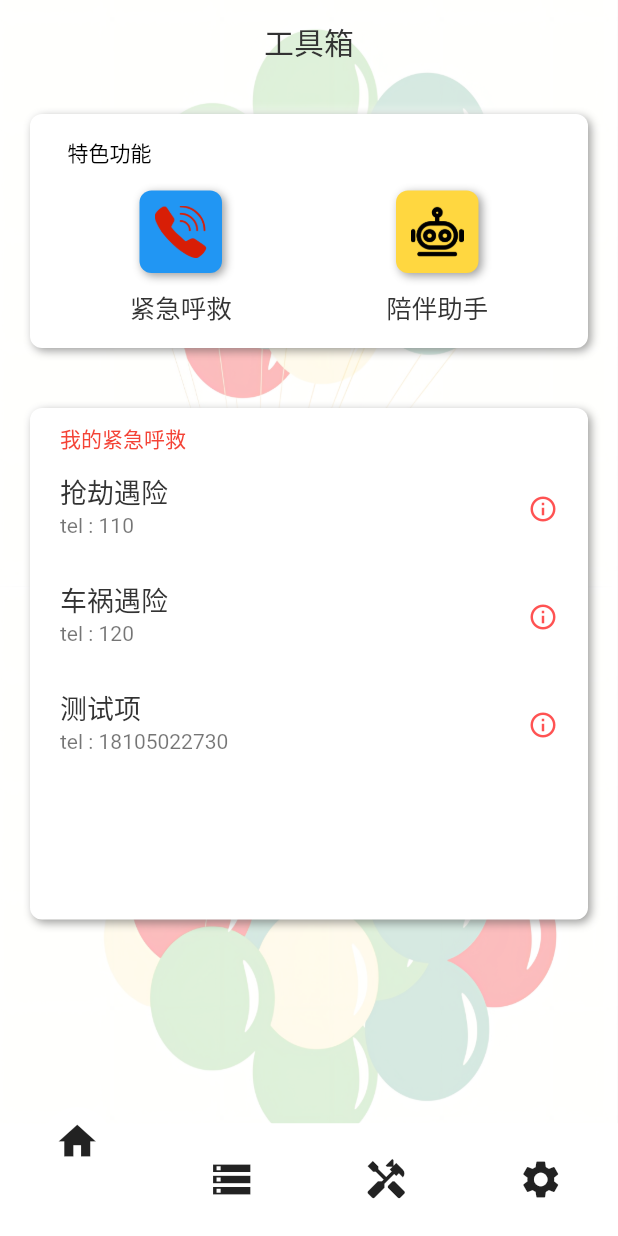
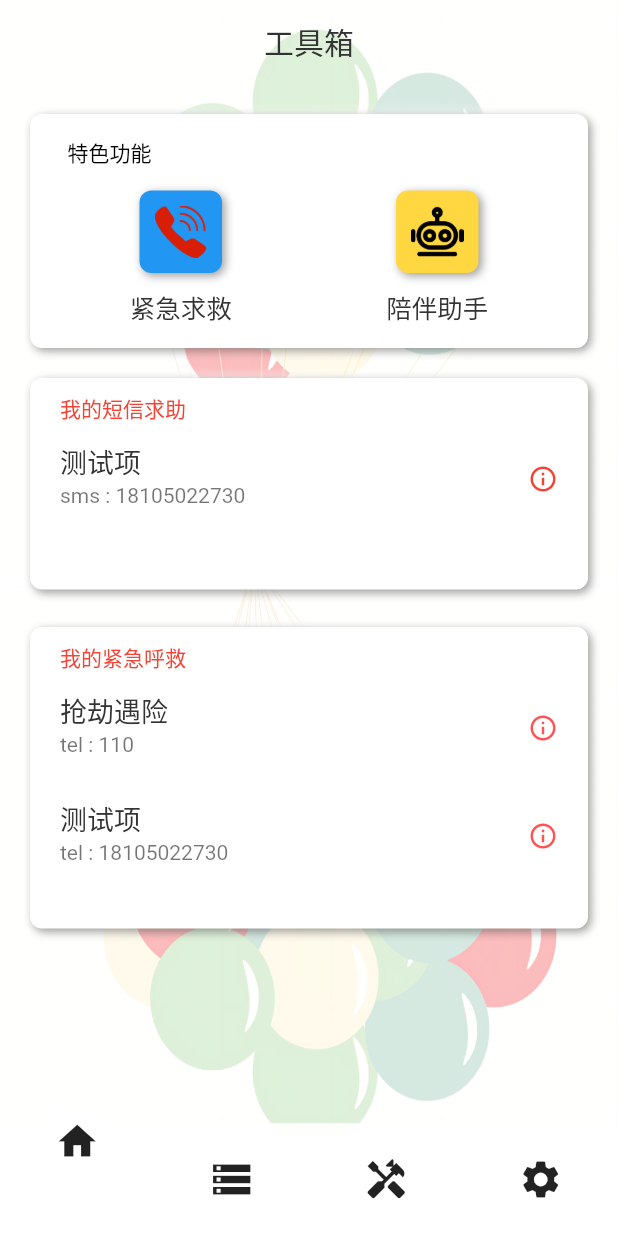
Before and after one commit to wenzhaoabc/sign_language_translate_flutter, a Flutter app: the screen it shows after launch, swiped to page 3, on a phone screen of 412 x 824 dp. Run offline on Flutter 3.47's test engine with Material 2 defaults, Android fonts, the phone set to English and light mode, and no system bars; drawn by our look-alikes of curved_navigation_bar, flutter_neumorphic, flutter_slidable; our stand-ins replace animated_text_kit, audio_service, camera, card_swiper, cookie_jar, dio and 15 more; missing offline and left inert: appinio_video_player, audio_session, dart:ffi, flutter_nb_net, flutter_sms, flutter_sound and 4 more; accounts and stored records are empty; network calls fail.

Commit message:
end: finich the project

```diff
--- a/lib/net/DataModel.dart
+++ b/lib/net/DataModel.dart
@@ -105,6 +105,24 @@ class SOSItem {
   }
 }
 
+class SMSItem {
+  late final String title;
+  late final String content;
+  late final String to;
+
+  SMSItem(this.title, this.content, this.to);
+
+  SMSItem.fromJson(Map<String, dynamic> json)
+      : title = json['title'],
+        content = json['content'],
+        to = json['to'];
+
+  @override
+  String toString() {
+    return '{"title":"$title","to":"$to","content":"$content"}';
+  }
+}
+
 class NewsItem {
   late int id;
   late String title;
--- a/lib/provider/AppProvider.dart
+++ b/lib/provider/AppProvider.dart
@@ -27,6 +27,7 @@ class AppProvider extends ChangeNotifier {
   double get smallFontSize => _smallFontSize;
 
   bool _isInLargeFont = false;
+
   bool get inLargeFont => _isInLargeFont;
 
   void setFontLarge(bool large) {
@@ -54,8 +55,6 @@ class AppProvider extends ChangeNotifier {
         _sosItemList.addAll([
           SOSItem('抢劫遇险', '110中心你好，我是一名聋哑人士，以下语音为文本合成，我现在顶山公寓室内遭遇抢劫情况，请速来救援',
               '110'),
-          SOSItem(
-              '车祸遇险', '120中心你好，我是一名聋哑人士，我现在户外遭遇车祸遇险，我的位置是乞灵山山下，请速来救援', '120'),
           SOSItem(
               '测试项', '紧急中心你好，我是一名聋哑人士，我现在户外遭遇紧急情况，我在乞灵山山顶，请速来救援', '18105022730')
         ]);
@@ -115,4 +114,29 @@ class AppProvider extends ChangeNotifier {
       setValue(Constant.detectDevice, detect);
     }
   }
+
+  List<SMSItem> _smsList = [];
+
+  List<SMSItem> get smsList {
+    if (_smsList.isEmpty) {
+      _smsList.addAll([
+        SMSItem(
+          '测试项',
+          '紧急救援中心你好，我是一名聋哑人士，我在户外遇险，腿部受伤，丧失活动能力，我的位置是${Constant.smsLocation}，请速来救援。',
+          '18105022730',
+        ),
+      ]);
+    }
+    return _smsList;
+  }
+
+  void addSMSItem(SMSItem item) {
+    _smsList.add(item);
+    notifyListeners();
+  }
+
+  void deleteSMSItem(String title) {
+    _smsList.removeWhere((element) => element.title == title);
+    notifyListeners();
+  }
 }
--- a/lib/res/constant.dart
+++ b/lib/res/constant.dart
@@ -45,4 +45,6 @@ class Constant {
       "https://s2.loli.net/2023/04/27/i9dVTF5XwQAPZxE.jpg";
 
   static const String bg_img_assets = 'assets/images/bg_balloon.jpg';
+
+  static const String smsLocation = '{📍}';
 }
--- a/lib/toolkit/ToolMainPage.dart
+++ b/lib/toolkit/ToolMainPage.dart
@@ -7,6 +7,7 @@ import 'package:sign_language/res/constant.dart';
 import 'package:sign_language/res/styles.dart';
 import 'package:sign_language/toolkit/sos_page.dart';
 import 'package:sign_language/utils/SlidePageUtil.dart';
+import 'package:sign_language/widgets/SMSListWidget.dart';
 import 'package:sign_language/widgets/SOSListWidget.dart';
 
 class ToolMainPage extends StatefulWidget {
@@ -60,7 +61,7 @@ class _ToolMainPageState extends State<ToolMainPage> {
                             ),
                             SizedBox(height: 10),
                             Text(
-                              '紧急呼救',
+                              '紧急求救',
                               style: TextStyle(fontSize: fontSize - 3),
                             )
                           ],
@@ -98,6 +99,21 @@ class _ToolMainPageState extends State<ToolMainPage> {
               ),
             ),
             Neumorphic(
+              margin: const EdgeInsets.symmetric(horizontal: 20),
+              padding: const EdgeInsets.all(10),
+              style: const NeumorphicStyle(
+                color: Colors.white,
+              ),
+              child: Column(
+                crossAxisAlignment: CrossAxisAlignment.start,
+                children: [
+                  _getHintText('我的短信求助', Colors.red),
+                  SMSListWidget()
+                ],
+              ),
+            ),
+            SizedBox(height: 5),
+            Neumorphic(
               margin: const EdgeInsets.symmetric(vertical: 20, horizontal: 20),
               padding: const EdgeInsets.all(10),
               style: const NeumorphicStyle(
@@ -105,7 +121,6 @@ class _ToolMainPageState extends State<ToolMainPage> {
               ),
               child: Column(
                 crossAxisAlignment: CrossAxisAlignment.start,
-                // mainAxisSize: MainAxisSize.min,
                 children: [
                   _getHintText('我的紧急呼救', Colors.red),
                   // Expanded(child: SOSListWidget()),
--- a/lib/trans/camera_page.dart
+++ b/lib/trans/camera_page.dart
@@ -48,7 +48,7 @@ class _CameraPageState extends State<CameraPage> {
     // _transText = '文本 : ';
     _cameraController = CameraController(
         widget.cameras[currentCameraIndex % widget.cameras.length],
-        ResolutionPreset.ultraHigh,
+        ResolutionPreset.low,
         enableAudio: false,
         imageFormatGroup: ImageFormatGroup.yuv420);
     _initializeControllerFuture = _cameraController?.initialize();
--- /dev/null
+++ b/lib/widgets/SMSListWidget.dart
@@ -0,0 +1,102 @@
+import 'package:flutter/material.dart';
+import 'package:flutter_slidable/flutter_slidable.dart';
+import 'package:nb_utils/nb_utils.dart';
+import 'package:provider/provider.dart';
+import 'package:sign_language/net/DataModel.dart';
+import 'package:sign_language/provider/AppProvider.dart';
+import 'package:sign_language/utils/PhoneUtils.dart';
+import 'package:sign_language/utils/ToastUtil.dart';
+
+class SMSListWidget extends StatefulWidget {
+  const SMSListWidget({Key? key}) : super(key: key);
+
+  @override
+  State<SMSListWidget> createState() => _SMSListWidgetState();
+}
+
+class _SMSListWidgetState extends State<SMSListWidget> {
+  @override
+  Widget build(BuildContext context) {
+    var smsItemList = Provider.of<AppProvider>(context).smsList;
+    var fontSize = Provider.of<AppProvider>(context).normalFontSize;
+
+    return Container(
+      height: smsItemList.length * 100,
+      child: ListView.builder(
+        shrinkWrap: true,
+        itemCount: smsItemList.length,
+        itemBuilder: (BuildContext context, int index) {
+          return Slidable(
+            startActionPane: ActionPane(motion: ScrollMotion(), children: [
+              SlidableAction(
+                onPressed: (BuildContext context) {
+                  Provider.of<AppProvider>(context, listen: false)
+                      .deleteSMSItem(smsItemList[index].title);
+                },
+                backgroundColor: const Color(0xFFFE4A49),
+                foregroundColor: Colors.white,
+                icon: Icons.delete,
+                label: '删除',
+              )
+            ]),
+            child: GestureDetector(
+              child: ListTile(
+                contentPadding: EdgeInsets.symmetric(horizontal: 10),
+                title: Text(smsItemList[index].title,
+                    style: TextStyle(fontSize: fontSize - 2)),
+                subtitle: Text('sms : ${smsItemList[index].to}'),
+                trailing: GestureDetector(
+                  child: Icon(
+                    Icons.info_outline,
+                    size: fontSize,
+                    color: Colors.red,
+                  ),
+                  onTap: () {
+                    var smsItem = smsItemList[index];
+                    showInDialog(
+                      context,
+                      title: Center(child: Text(smsItem.title)),
+                      builder: (context) {
+                        return Container(
+                          height: 200,
+                          child: Column(
+                            mainAxisAlignment: MainAxisAlignment.start,
+                            crossAxisAlignment: CrossAxisAlignment.start,
+                            children: [
+                              Text(
+                                '发送号码 : ${smsItem.to}',
+                                style: TextStyle(
+                                    fontSize: fontSize - 5, color: Colors.grey),
+                              ),
+                              Text(
+                                '内容 : ${smsItem.content}',
+                                style: TextStyle(
+                                    fontSize: fontSize - 3,
+                                    color: Colors.black),
+                              )
+                            ],
+                          ),
+                        );
+                      },
+                    );
+                  },
+                ),
+              ),
+              onTap: () async {
+                // TODO 发送短信
+                SMSItem current = smsItemList[index];
+                var res = await PhoneUtils.sendSOSMessage(
+                    current.to, current.content);
+                if (res == true) {
+                  MyToast.showToast(msg: '发送成功', type: 'success');
+                } else {
+                  MyToast.showToast(msg: '发送失败', type: 'error');
+                }
+              },
+            ),
+          );
+        },
+      ),
+    );
+  }
+}
--- a/lib/widgets/SOSListWidget.dart
+++ b/lib/widgets/SOSListWidget.dart
@@ -131,12 +131,12 @@ class _SOSListWidgetState extends State<SOSListWidget> {
     initSosList();
     return Container(
       // margin: const EdgeInsets.only(bottom: 20),
-      height: 300,
-      child: ListView.builder(
+      height: (SosItemList.length * 80) ?? 100,
+      child: SingleChildScrollView(child: ListView.builder(
         shrinkWrap: true,
         itemCount: SosItemList.length,
         itemBuilder: (context, index) => _getSOSItem(SosItemList[index], index),
-      ),
+      ),)
     );
   }
 
--- a/pubspec.yaml
+++ b/pubspec.yaml
@@ -94,6 +94,8 @@ dependencies:
   audio_service: ^0.18.9
   image_pickers: ^2.0.4+1
   card_swiper: ^2.0.4
+  location: ^4.4.0
+  flutter_sms: ^2.3.3
 
 
 dev_dependencies:
```
Also changed, not shown: assets/html/about_us_0.txt (+43 -1 lines), lib/toolkit/NewsPage.dart (+22 -22 lines), lib/toolkit/add_sms_page.dart (added, +188 -0 lines), lib/toolkit/sos_page.dart (+54 -2 lines), lib/utils/PhoneUtils.dart (+91 -2 lines), pubspec.lock, 3 other files.
